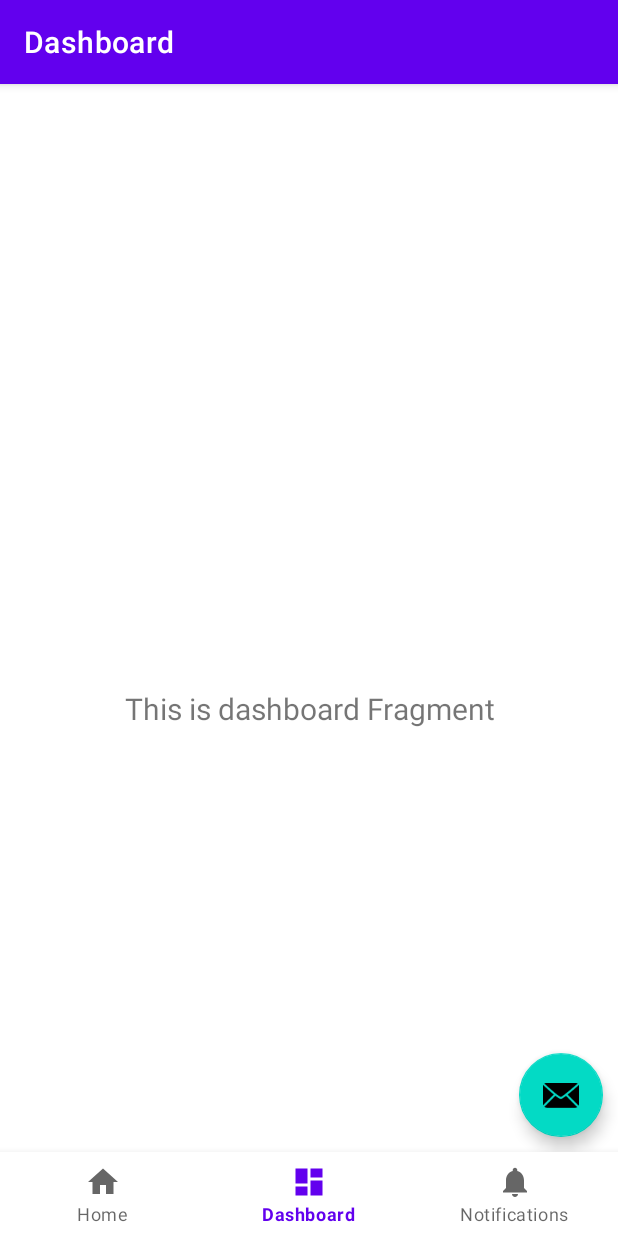
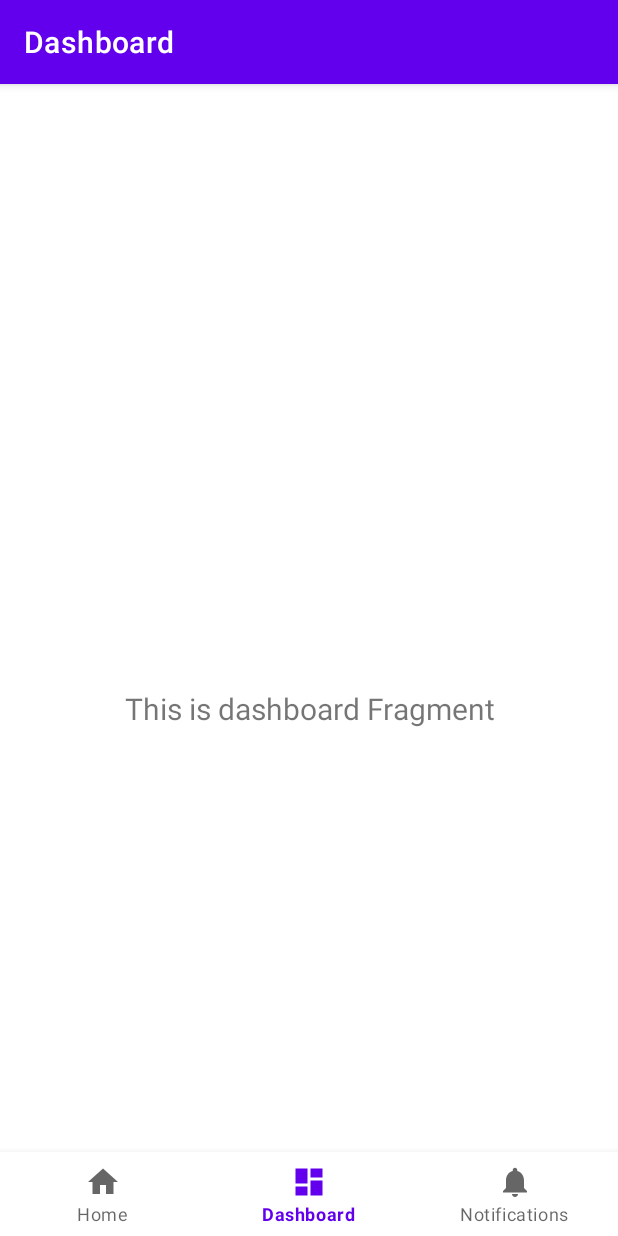
Before and after one commit to JiahangChen/HurrpUpProject, an Android app: the screen it shows after launch (MainActivity), item 2 of the bottom bar chosen, on a phone screen of 412 x 824 dp. Run offline under Robolectric (Android 15) with nearby library versions, the phone set to English and light mode, and no system bars; our stand-ins replace data binding, navigation-ui; 5 statements that could not run were skipped.

Commit message:
try to finish home but fail

```diff
--- a/app/src/main/java/com/ahren/hurryupproject/MainActivity.kt
+++ b/app/src/main/java/com/ahren/hurryupproject/MainActivity.kt
@@ -36,10 +36,5 @@ class MainActivity : AppCompatActivity() {
         setupActionBarWithNavController(navController, appBarConfiguration)
         navView.setupWithNavController(navController)
 
-        MainViewBinding.floatingCreateStationButton.setOnClickListener {
-
-            val intent = Intent(this, AddStationActivity::class.java)
-            startActivity(intent)
-        }
     }
 }
--- a/app/src/main/java/com/ahren/hurryupproject/ui/addstation/adapter/StationListRecycleViewAdapter.kt
+++ b/app/src/main/java/com/ahren/hurryupproject/ui/addstation/adapter/StationListRecycleViewAdapter.kt
@@ -35,8 +35,8 @@
     override fun onBindViewHolder(holder: ViewHolder, position: Int) {
         holder.dataBinding.stationName = stationListData[position]
         holder.itemView.setOnClickListener {
-            stationListData[position]._id.get()
-                ?.let { stationid -> stationItemClickListener.onStationItemClickListener(position, stationid) }
+            stationListData[position]
+                ?.let { stationdata -> stationItemClickListener.onStationItemClickListener(position, stationdata) }
         }
     }
 
@@ -45,7 +45,7 @@
     }
 
     interface IstationItemClickListener {
-        fun onStationItemClickListener(position: Int, stationid: String)
+        fun onStationItemClickListener(position: Int, stationdata: StationListBindingData)
     }
 
     fun setStationItemClickListener(stationItemClickListener: IstationItemClickListener) {
--- a/app/src/main/java/com/ahren/hurryupproject/ui/addstation/bean/StationListBindingData.kt
+++ b/app/src/main/java/com/ahren/hurryupproject/ui/addstation/bean/StationListBindingData.kt
@@ -3,15 +3,23 @@ package com.ahren.hurryupproject.ui.addstation.bean
 import android.graphics.drawable.ColorDrawable
 import androidx.databinding.ObservableField
 
-class  StationListBindingData (var id: String, var StationName: String, val backgroundColor: ColorDrawable) {
+class  StationListBindingData (var id: String,
+                               var StationName: String,
+                               val stationLongitude: Double,
+                               val stationLatitude: Double,
+                               val backgroundColor: ColorDrawable) {
 
     val _stationName = ObservableField<String>()
     val _id = ObservableField<String>()
+    val _stationLongitude = ObservableField<Double>()
+    val _stationLatitude = ObservableField<Double>()
     val _backgroundColor = ObservableField<ColorDrawable>()
 
     init {
         _id.set(id)
         _stationName.set(StationName)
+        _stationLongitude.set(stationLongitude)
+        _stationLatitude.set(stationLatitude)
         _backgroundColor.set(backgroundColor)
 
     }
--- a/app/src/main/java/com/ahren/hurryupproject/ui/addstation/bean/StationListDataClass.kt
+++ b/app/src/main/java/com/ahren/hurryupproject/ui/addstation/bean/StationListDataClass.kt
@@ -1,6 +1,8 @@
 package com.ahren.hurryupproject.ui.addstation.bean
 
 data class StationListDataClass(
-    val id: String,
-    val stationName: String
+    var id: String,
+    var stationName: String,
+    var stationLongitude: Double,
+    var stationLatitude: Double
 )
--- /dev/null
+++ b/app/src/main/java/com/ahren/hurryupproject/ui/home/HomeDataBinding.kt
@@ -0,0 +1,33 @@
+package com.ahren.hurryupproject.ui.home
+
+import android.annotation.SuppressLint
+import android.graphics.drawable.ColorDrawable
+import androidx.lifecycle.LiveData
+import androidx.lifecycle.MutableLiveData
+import androidx.lifecycle.ViewModel
+import com.ahren.hurryupproject.R
+import com.ahren.hurryupproject.ui.addstation.bean.StationListBindingData
+import com.ahren.hurryupproject.ui.addstation.bean.StationListDataClass
+
+class HomeDataBinding : ViewModel() {
+
+    private var _stationlist = ArrayList<MutableLiveData<StationListBindingData>>()
+    @SuppressLint("ResourceAsColor")
+    private val emptyStationData = StationListBindingData("","",0.00,0.00, ColorDrawable(R.color.white))
+
+    fun addStation(stationid: String) {
+        if (_stationlist.size < 5) {
+
+//            _stationlist.add(MutableLiveData<StationListBindingData>(stationData))
+
+        }
+    }
+
+    fun getStation(number: Int): StationListBindingData{
+        if (number > _stationlist.size){
+            return emptyStationData
+        }else {
+            return _stationlist[number - 1].value!!
+        }
+    }
+}
--- a/app/src/main/java/com/ahren/hurryupproject/ui/home/HomeFragment.kt
+++ b/app/src/main/java/com/ahren/hurryupproject/ui/home/HomeFragment.kt
@@ -1,13 +1,21 @@
 package com.ahren.hurryupproject.ui.home
 
+import android.app.Activity.RESULT_OK
+import android.content.Intent
 import android.os.Bundle
 import android.view.LayoutInflater
 import android.view.View
 import android.view.ViewGroup
-import android.widget.TextView
+import androidx.activity.result.ActivityResultLauncher
+import androidx.activity.result.contract.ActivityResultContracts
+import androidx.databinding.DataBindingUtil
 import androidx.fragment.app.Fragment
 import androidx.lifecycle.ViewModelProvider
+import com.ahren.hurryupproject.R
 import com.ahren.hurryupproject.databinding.FragmentHomeBinding
+import com.ahren.hurryupproject.databinding.FragmentStationRecycleViewBinding
+import com.ahren.hurryupproject.databinding.StationListDatabindingBinding
+import com.ahren.hurryupproject.ui.addstation.AddStationActivity
 
 class HomeFragment : Fragment() {
 
@@ -17,21 +25,47 @@ class HomeFragment : Fragment() {
     // onDestroyView.
     private val binding get() = _binding!!
 
+    private lateinit var register : ActivityResultLauncher<Intent>
+
+
+    override fun onCreate(savedInstanceState: Bundle?) {
+        super.onCreate(savedInstanceState)
+        register = registerForActivityResult(ActivityResultContracts.StartActivityForResult()) { result ->
+            if (result.resultCode == RESULT_OK){
+                result.data?.getStringExtra("stationid").let { binding.homeData?.addStation(it!!) }
+            }
+        }
+    }
+
     override fun onCreateView(
         inflater: LayoutInflater,
         container: ViewGroup?,
         savedInstanceState: Bundle?
     ): View {
         val homeViewModel =
-            ViewModelProvider(this).get(HomeViewModel::class.java)
+            ViewModelProvider(this).get(HomeDataBinding::class.java)
 
         _binding = FragmentHomeBinding.inflate(inflater, container, false)
         val root: View = binding.root
 
 //        val textView: TextView = binding.textHome
-        homeViewModel.text.observe(viewLifecycleOwner) {
-//            textView.text = it
+//        homeViewModel.text.observe(viewLifecycleOwner) {
+////            textView.text = it
+//        }
+
+
+
+
+
+
+        binding.floatingCreateStationButton.setOnClickListener {
+
+//            val intent = Intent(context, AddStationActivity::class.java)
+
+            register.launch(Intent(requireContext(),AddStationActivity::class.java))
+ //           startActivityForResult(intent,1)
         }
+
         return root
     }
 
--- a/app/src/main/java/com/ahren/hurryupproject/ui/home/HomeViewModel.kt
+++ /dev/null
@@ -1,13 +0,0 @@
-package com.ahren.hurryupproject.ui.home
-
-import androidx.lifecycle.LiveData
-import androidx.lifecycle.MutableLiveData
-import androidx.lifecycle.ViewModel
-
-class HomeViewModel : ViewModel() {
-
-    private val _text = MutableLiveData<String>().apply {
-        value = "This is home Fragment"
-    }
-    val text: LiveData<String> = _text
-}
--- a/app/src/main/res/layout/activity_main.xml
+++ b/app/src/main/res/layout/activity_main.xml
@@ -37,17 +37,5 @@
             app:layout_constraintVertical_bias="1.0"
             app:navGraph="@navigation/mobile_navigation" />
 
-        <com.google.android.material.floatingactionbutton.FloatingActionButton
-            android:id="@+id/floatingCreateStationButton"
-            android:layout_width="wrap_content"
-            android:layout_height="wrap_content"
-            android:layout_marginEnd="10dp"
-            android:layout_marginBottom="10dp"
-            android:clickable="true"
-            app:layout_constraintBottom_toTopOf="@+id/nav_view"
-            app:layout_constraintEnd_toEndOf="parent"
-            app:srcCompat="@android:drawable/ic_dialog_email" />
-
-
     </androidx.constraintlayout.widget.ConstraintLayout>
 </layout>
```
Also changed, not shown: app/src/main/java/com/ahren/hurryupproject/ui/addstation/AddStationActivity.kt (+7 -1 lines), app/src/main/java/com/ahren/hurryupproject/ui/addstation/datareader/DataReader.kt (+6 -1 lines), app/src/main/java/com/ahren/hurryupproject/ui/addstation/fragment/StationRecycleViewFragment.kt (+5 -5 lines), app/src/main/res/layout/fragment_home.xml (+28 -7 lines), app/src/main/res/raw/station.json (+28 -9 lines).
